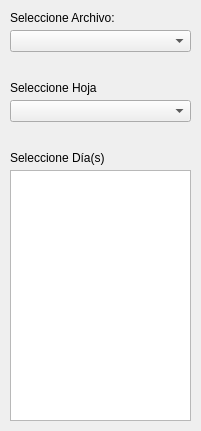
Above: ppcc/simplediagramfunction.ui from ErnestoVivas/Multiconsult-ppcc before the change. Below: the same form after it.
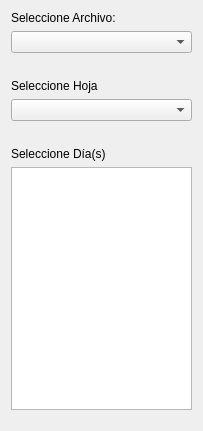
That is the form after the change.

Patch:
```diff
--- a/ppcc/simplediagramfunction.ui
+++ b/ppcc/simplediagramfunction.ui
@@ -13,75 +13,137 @@
   <property name="windowTitle">
    <string>Form</string>
   </property>
+  <layout class="QVBoxLayout" name="verticalLayout">
+   <item>
   <widget class="QLabel" name="label">
-   <property name="geometry">
-    <rect>
-     <x>10</x>
-     <y>10</y>
-     <width>181</width>
-     <height>16</height>
-    </rect>
-   </property>
    <property name="text">
     <string>Seleccione Archivo:</string>
    </property>
   </widget>
+   </item>
+   <item>
   <widget class="QComboBox" name="comboBoxSelectDoc">
-   <property name="geometry">
-    <rect>
-     <x>10</x>
-     <y>30</y>
+     <property name="minimumSize">
+      <size>
      <width>181</width>
-     <height>22</height>
-    </rect>
-   </property>
-  </widget>
+       <height>0</height>
+      </size>
+     </property>
+     <property name="maximumSize">
+      <size>
+       <width>181</width>
+       <height>16777215</height>
+      </size>
+     </property>
+     <property name="sizeIncrement">
+      <size>
+       <width>0</width>
+       <height>0</height>
+      </size>
+     </property>
+    </widget>
+   </item>
+   <item>
+    <spacer name="verticalSpacer">
+     <property name="orientation">
+      <enum>Qt::Vertical</enum>
+     </property>
+     <property name="sizeType">
+      <enum>QSizePolicy::Fixed</enum>
+     </property>
+     <property name="sizeHint" stdset="0">
+      <size>
+       <width>20</width>
+       <height>20</height>
+      </size>
+     </property>
+    </spacer>
+   </item>
+   <item>
   <widget class="QLabel" name="label_2">
-   <property name="geometry">
-    <rect>
-     <x>10</x>
-     <y>80</y>
-     <width>181</width>
-     <height>16</height>
-    </rect>
-   </property>
    <property name="text">
     <string>Seleccione Hoja</string>
    </property>
   </widget>
+   </item>
+   <item>
   <widget class="QComboBox" name="comboBoxSelectSheet">
-   <property name="geometry">
-    <rect>
-     <x>10</x>
-     <y>100</y>
+     <property name="minimumSize">
+      <size>
      <width>181</width>
-     <height>22</height>
-    </rect>
-   </property>
-  </widget>
+       <height>0</height>
+      </size>
+     </property>
+     <property name="maximumSize">
+      <size>
+       <width>181</width>
+       <height>16777215</height>
+      </size>
+     </property>
+    </widget>
+   </item>
+   <item>
+    <spacer name="verticalSpacer_2">
+     <property name="orientation">
+      <enum>Qt::Vertical</enum>
+     </property>
+     <property name="sizeType">
+      <enum>QSizePolicy::Fixed</enum>
+     </property>
+     <property name="sizeHint" stdset="0">
+      <size>
+       <width>20</width>
+       <height>20</height>
+      </size>
+     </property>
+    </spacer>
+   </item>
+   <item>
   <widget class="QLabel" name="label_3">
-   <property name="geometry">
-    <rect>
-     <x>10</x>
-     <y>150</y>
-     <width>181</width>
-     <height>16</height>
-    </rect>
-   </property>
    <property name="text">
     <string>Seleccione Día(s)</string>
    </property>
   </widget>
+   </item>
+   <item>
   <widget class="QListWidget" name="listWidgetDays">
-   <property name="geometry">
-    <rect>
-     <x>10</x>
-     <y>170</y>
+     <property name="minimumSize">
+      <size>
      <width>181</width>
-     <height>251</height>
-    </rect>
-   </property>
-  </widget>
+       <height>201</height>
+      </size>
+     </property>
+     <property name="maximumSize">
+      <size>
+       <width>181</width>
+       <height>16777215</height>
+      </size>
+     </property>
+     <property name="baseSize">
+      <size>
+       <width>0</width>
+       <height>0</height>
+      </size>
+     </property>
+    </widget>
+   </item>
+   <item>
+    <spacer name="verticalSpacer_3">
+     <property name="orientation">
+      <enum>Qt::Vertical</enum>
+     </property>
+     <property name="sizeType">
+      <enum>QSizePolicy::Fixed</enum>
+     </property>
+     <property name="sizeHint" stdset="0">
+      <size>
+       <width>20</width>
+       <height>10</height>
+      </size>
+     </property>
+    </spacer>
+   </item>
+  </layout>
  </widget>
  <resources/>
  <connections/>
```
Lines whose indentation alone changed are shown as unchanged.
